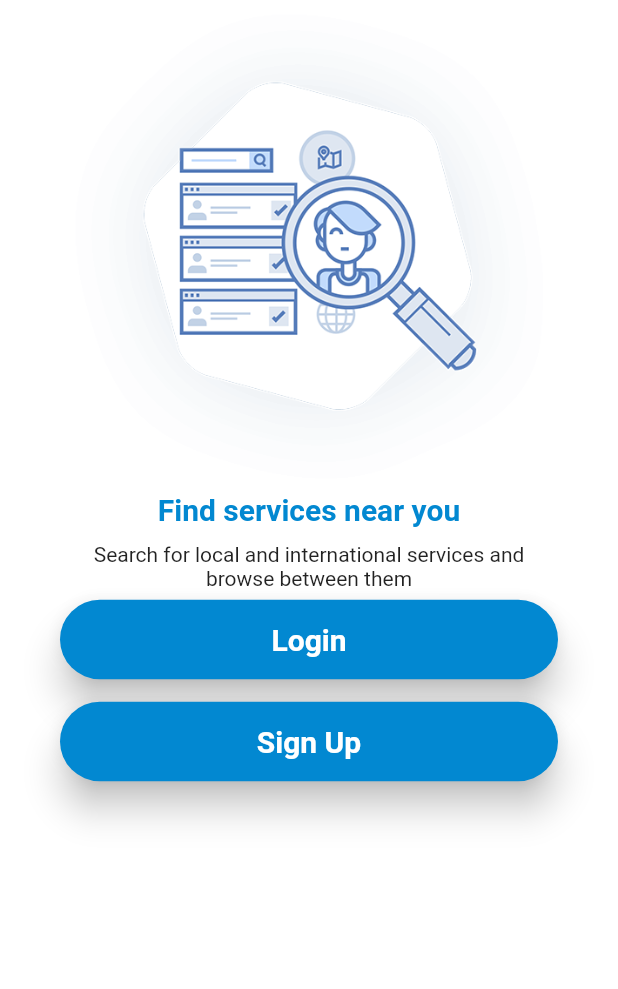
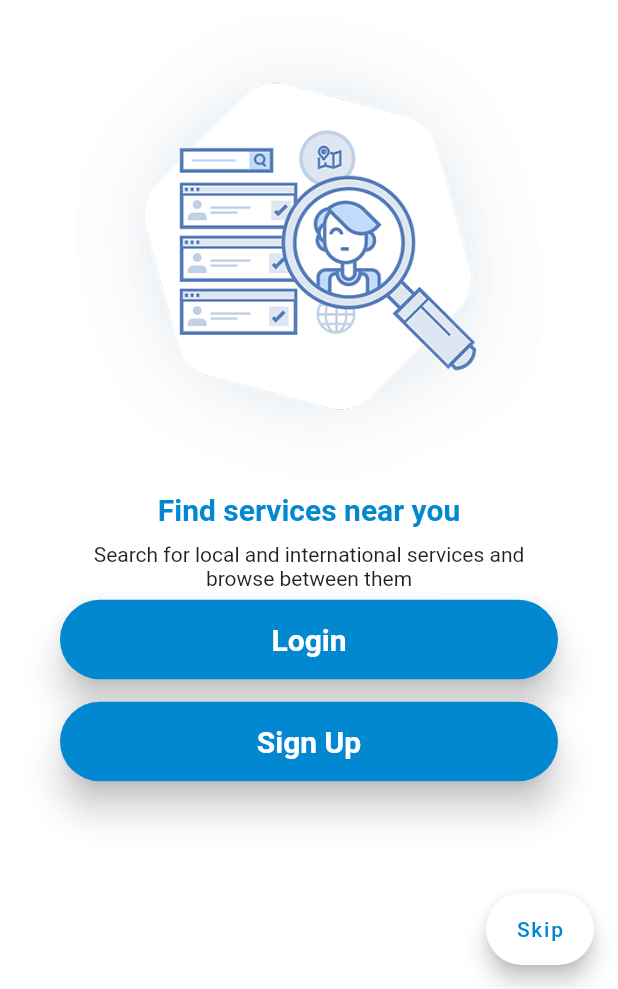
Before and after one commit to PraveenNKesaralli/Trackproject, a Flutter app: the screen it shows after launch, on a phone screen of 412 x 824 dp, the part 247-1236 px from its top. Run offline on Flutter 3.47's test engine with Material 2 defaults, Android fonts, the light colour scheme and no system bars; Roboto replaces fonts that are missing (Montserrat).

Commit message:
flutter commit

```diff
--- a/Flutter Track/mobile_app/lib/main.dart
+++ b/Flutter Track/mobile_app/lib/main.dart
@@ -80,9 +80,13 @@ class _MyHomePageState extends State<MyHomePage> {
                 SizedBox(
                     height: 400.0,
                     child: ListView(children: [
-                      Image.asset(
-                        "assets/welcome.png",
-                        fit: BoxFit.contain,
+                      Container(
+                        margin: const EdgeInsets.all(0),
+                        width: 600.0,
+                        child: Image.asset(
+                          "assets/welcome.png",
+                          fit: BoxFit.contain,
+                        ),
                       ),
                       Text(
                         'Find services near you',
@@ -110,6 +114,14 @@ class _MyHomePageState extends State<MyHomePage> {
           ),
         ),
       ),
+      floatingActionButton: FloatingActionButton.extended(
+        onPressed: () {},
+        label: Text(
+          'Skip',
+          style: TextStyle(color: Colors.lightBlue[700]),
+        ),
+        backgroundColor: Colors.white,
+      ),
     );
   }
 }
--- a/Flutter Track/mobile_app/pubspec.yaml
+++ b/Flutter Track/mobile_app/pubspec.yaml
@@ -52,7 +52,7 @@ flutter:
   #   - images/a_dot_ham.jpeg
 
   assets:
-    - assets/welcome.png
+    - assets/
 
   # An image asset can refer to one or more resolution-specific "variants", see
   # https://flutter.dev/assets-and-images/#resolution-aware.
```
